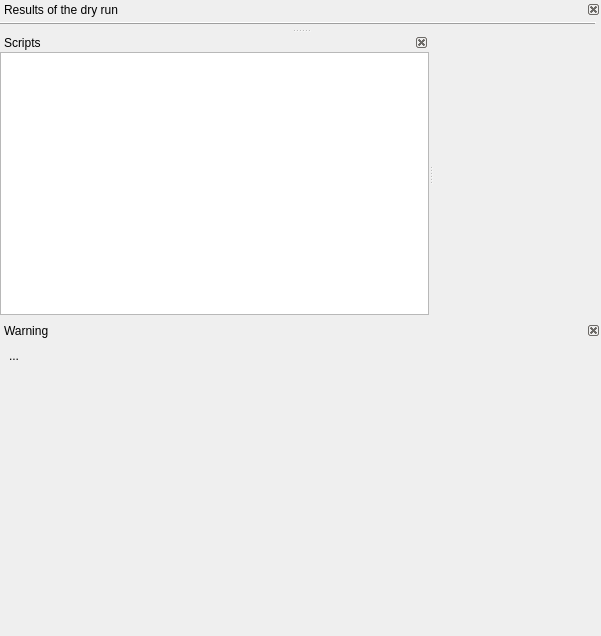
Above: nicos_ess/gui/panels/ui_files/remote_editor.ui from ess-dmsc/nicos before the change. Below: the same form after it.
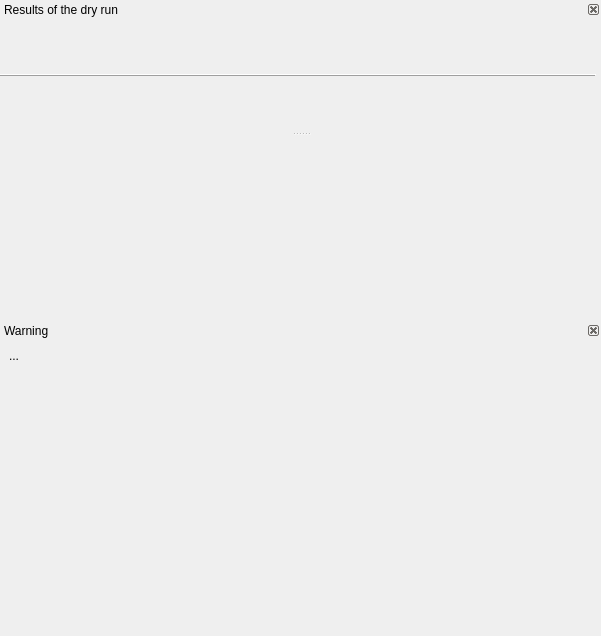
That is the form after the change. Icons and pictures are not drawn.

Commit message: Remove unused code from remote editor

What changed in the file:
```diff
--- a/nicos_ess/gui/panels/ui_files/remote_editor.ui
+++ b/nicos_ess/gui/panels/ui_files/remote_editor.ui
@@ -59,31 +59,6 @@
        </layout>
       </widget>
      </widget>
-     <widget class="QSplitter" name="splitter">
-      <property name="orientation">
-       <enum>Qt::Horizontal</enum>
-      </property>
-      <widget class="QDockWidget" name="scriptsPane">
-       <property name="features">
-        <set>QDockWidget::DockWidgetClosable</set>
-       </property>
-       <property name="allowedAreas">
-        <set>Qt::LeftDockWidgetArea</set>
-       </property>
-       <property name="windowTitle">
-        <string>Scripts</string>
-       </property>
-       <widget class="QWidget" name="dockWidgetContents">
-        <layout class="QVBoxLayout" name="verticalLayout_4">
-         <property name="margin" stdset="0">
-          <number>0</number>
-         </property>
-         <item>
-          <widget class="QTreeView" name="fileTree"/>
-         </item>
-        </layout>
-       </widget>
-      </widget>
       <widget class="QFrame" name="mainFrame">
        <property name="frameShape">
         <enum>QFrame::NoFrame</enum>
@@ -91,7 +66,6 @@
        <property name="frameShadow">
         <enum>QFrame::Raised</enum>
        </property>
-      </widget>
      </widget>
     </widget>
    </item>
```
Lines whose indentation alone changed are shown as unchanged. The commit also changes 2 other files.
